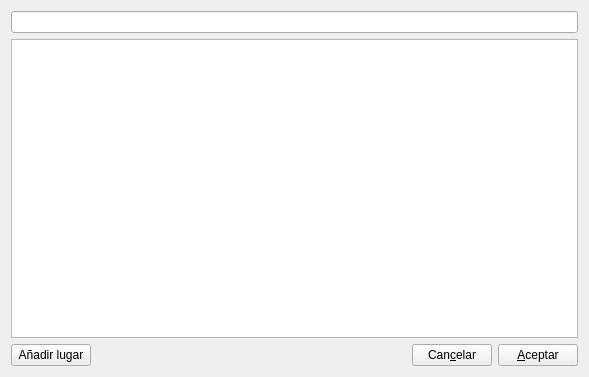
Above: gui/dlgseleccionargeneral.ui from rogorido/qtpredicadores before the change. Below: the same form after it.
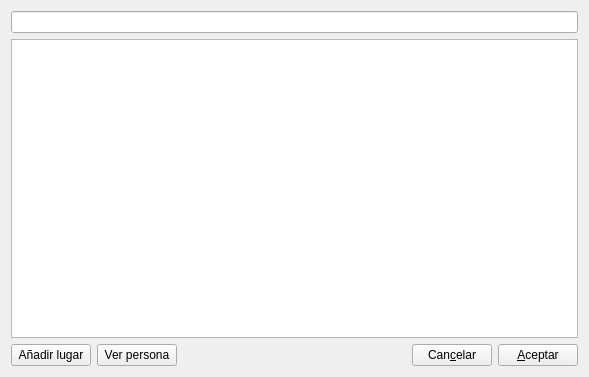
That is the form after the change.

Commit message: Ver una persona desde el form de Seleccionar.

The edit to the form file:
```diff
--- a/gui/dlgseleccionargeneral.ui
+++ b/gui/dlgseleccionargeneral.ui
@@ -33,6 +33,13 @@
        </property>
       </widget>
      </item>
+     <item>
+      <widget class="QPushButton" name="btVerObjeto">
+       <property name="text">
+        <string>Ver persona</string>
+       </property>
+      </widget>
+     </item>
      <item>
       <spacer name="horizontalSpacer">
        <property name="orientation">
```
The commit also changes 2 other files.
